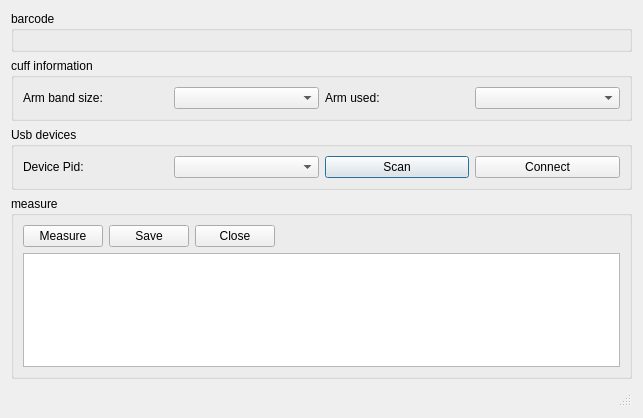
Qt form src/prototype/BloodPressure/MainWindow.ui (inglis-dl/cypress) before a commit.
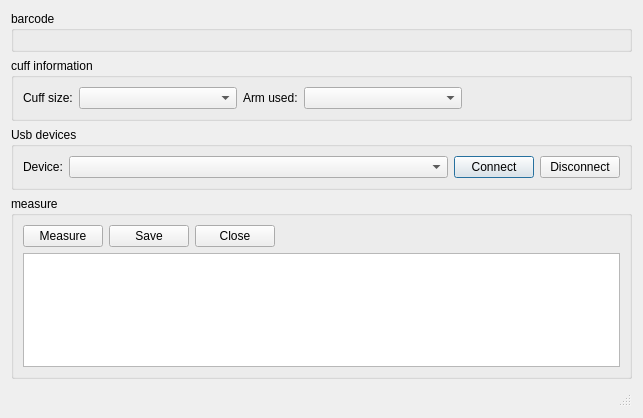
The same form after that commit. Custom widgets are drawn as their Qt base class.

Commit message: WIP: refactor BP - remove includes - use QUsb enums - follow SerialPortManager design paradigm - fix snake_case uses

```diff
--- a/src/prototype/BloodPressure/MainWindow.ui
+++ b/src/prototype/BloodPressure/MainWindow.ui
@@ -46,8 +46,14 @@
      <layout class="QHBoxLayout" name="armBandHorizontalLayout">
       <item>
        <widget class="QLabel" name="armBandSizeLabel">
+        <property name="sizePolicy">
+         <sizepolicy hsizetype="Fixed" vsizetype="Preferred">
+          <horstretch>0</horstretch>
+          <verstretch>0</verstretch>
+         </sizepolicy>
+        </property>
         <property name="text">
-         <string>Arm band size:</string>
+         <string>Cuff size:</string>
         </property>
         <property name="alignment">
          <set>Qt::AlignLeading|Qt::AlignLeft|Qt::AlignVCenter</set>
@@ -55,10 +61,23 @@
        </widget>
       </item>
       <item>
-       <widget class="QComboBox" name="armBandSizeComboBox"/>
+       <widget class="QComboBox" name="armBandSizeComboBox">
+        <property name="sizePolicy">
+         <sizepolicy hsizetype="MinimumExpanding" vsizetype="Fixed">
+          <horstretch>0</horstretch>
+          <verstretch>0</verstretch>
+         </sizepolicy>
+        </property>
+       </widget>
       </item>
       <item>
        <widget class="QLabel" name="armLabel">
+        <property name="sizePolicy">
+         <sizepolicy hsizetype="Fixed" vsizetype="Preferred">
+          <horstretch>0</horstretch>
+          <verstretch>0</verstretch>
+         </sizepolicy>
+        </property>
         <property name="text">
          <string>Arm used:</string>
         </property>
@@ -68,7 +87,27 @@
        </widget>
       </item>
       <item>
-       <widget class="QComboBox" name="armComboBox"/>
+       <widget class="QComboBox" name="armComboBox">
+        <property name="sizePolicy">
+         <sizepolicy hsizetype="MinimumExpanding" vsizetype="Fixed">
+          <horstretch>0</horstretch>
+          <verstretch>0</verstretch>
+         </sizepolicy>
+        </property>
+       </widget>
+      </item>
+      <item>
+       <spacer name="horizontalSpacer">
+        <property name="orientation">
+         <enum>Qt::Horizontal</enum>
+        </property>
+        <property name="sizeHint" stdset="0">
+         <size>
+          <width>40</width>
+          <height>20</height>
+         </size>
+        </property>
+       </spacer>
       </item>
      </layout>
     </widget>
@@ -86,12 +125,18 @@
      </property>
      <layout class="QHBoxLayout" name="horizontalLayout_2">
       <item>
-       <widget class="QLabel" name="devicePidLabel">
+       <widget class="QLabel" name="deviceLabel">
+        <property name="sizePolicy">
+         <sizepolicy hsizetype="Fixed" vsizetype="Preferred">
+          <horstretch>0</horstretch>
+          <verstretch>0</verstretch>
+         </sizepolicy>
+        </property>
         <property name="layoutDirection">
          <enum>Qt::LeftToRight</enum>
         </property>
         <property name="text">
-         <string>Device Pid:</string>
+         <string>Device:</string>
         </property>
         <property name="alignment">
          <set>Qt::AlignLeading|Qt::AlignLeft|Qt::AlignVCenter</set>
@@ -99,12 +144,12 @@
        </widget>
       </item>
       <item>
-       <widget class="QComboBox" name="deviceComboBox"/>
-      </item>
-      <item>
-       <widget class="QPushButton" name="scanButton">
-        <property name="text">
-         <string>Scan</string>
+       <widget class="QComboBox" name="deviceComboBox">
+        <property name="sizePolicy">
+         <sizepolicy hsizetype="MinimumExpanding" vsizetype="Fixed">
+          <horstretch>0</horstretch>
+          <verstretch>0</verstretch>
+         </sizepolicy>
         </property>
        </widget>
       </item>
@@ -115,6 +160,13 @@
         </property>
        </widget>
       </item>
+      <item>
+       <widget class="QPushButton" name="disconnectButton">
+        <property name="text">
+         <string>Disconnect</string>
+        </property>
+       </widget>
+      </item>
      </layout>
     </widget>
    </item>
```
The commit also changes 8 other files.
